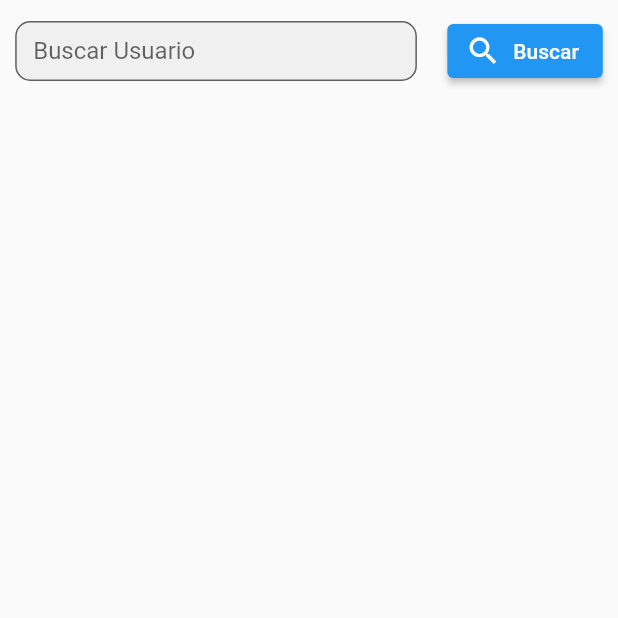
After one commit to JonMuc/noticia_app, a Flutter app: the BuscarUsuarioWidget screen opened directly, on a phone screen of 412 x 824 dp, the top half of it. The commit adds this screen. Run offline on Flutter 3.47's test engine with Material 2 defaults, Android fonts, the phone set to English and light mode, and no system bars; our stand-ins replace camera, dio, image_cropper, image_picker, permission_handler, shared_preferences; accounts and stored records are empty; network calls fail.

Commit message:
NavigationBar buscar usuario
Classes temporarias para testar o funcionamento do navigationbar
e tambem o buscar usuario nao esta conforme o mockup (insta) mas
da para testar o servico

```diff
--- a/app/lib/views/pages/perfil.page.dart
+++ b/app/lib/views/pages/perfil.page.dart
@@ -172,6 +172,8 @@ class _PerfilUsuarioPage extends State<PerfilUsuarioPage> with SingleTickerProvi
                     onPressed: () async {
                       Navigator.push(context,
                           MaterialPageRoute(builder: (context) => EditarPerfilPage()));
+                      print(this.usuario.Nome);
+                      print(this.usuario.NomeUsuario);
                     },
                     child: Text(
                       "Editar Perfil",
--- /dev/null
+++ b/app/lib/views/widgets/buscar-usuario.widget.dart
@@ -0,0 +1,42 @@
+import 'package:flutter/cupertino.dart';
+import 'package:flutter/material.dart';
+
+class BuscarUsuarioWidget extends StatelessWidget{
+  @override
+  Widget build(BuildContext context) => Scaffold(
+    body: Column(
+
+      children: [
+        Row(
+
+          mainAxisAlignment: MainAxisAlignment.spaceAround,
+          children: [
+            Container(
+              padding: EdgeInsets.only(top: 10),
+              height: 50,
+              width: MediaQuery.of(context).size.width * 0.65,
+              child:
+              TextField(
+                decoration: InputDecoration(
+                    labelText: "Buscar Usuario",
+                  border: OutlineInputBorder(
+                      borderRadius: BorderRadius.all(Radius.circular(10)),
+                      borderSide: BorderSide(color: Colors.blue)),
+                  filled: true,
+                ),
+
+              ),
+            ),
+            Container(
+              padding: EdgeInsets.only(top: 10),
+              child: ElevatedButton.icon(
+                  onPressed: (){},
+                  icon: Icon(Icons.search),
+                  label: Text("Buscar")),
+            )
+          ],
+        )
+      ],
+    ),
+  );
+}
--- a/app/lib/views/widgets/lista-manchetes.widget.dart
+++ b/app/lib/views/widgets/lista-manchetes.widget.dart
@@ -58,8 +58,6 @@ class _ListaManchetesWidget extends State<ListaManchetesWidget> {
     );
   }
 
-
-
   void listar(BuildContext context) async {
     NoticiaService service = Provider.of<NoticiaService>(context, listen: false);
     var listarResponse = await service.obterManchetes();
```
Also changed, not shown: app/lib/views/pages/home.page.dart (+20 -11 lines), app/lib/views/widgets/navigationItem-home3.dart (added, +12 -0 lines), app/lib/views/widgets/navigationItem-home4.dart (added, +12 -0 lines), app/lib/views/widgets/navigationitem-home.dart (+54 -54 lines), 1 other file.
